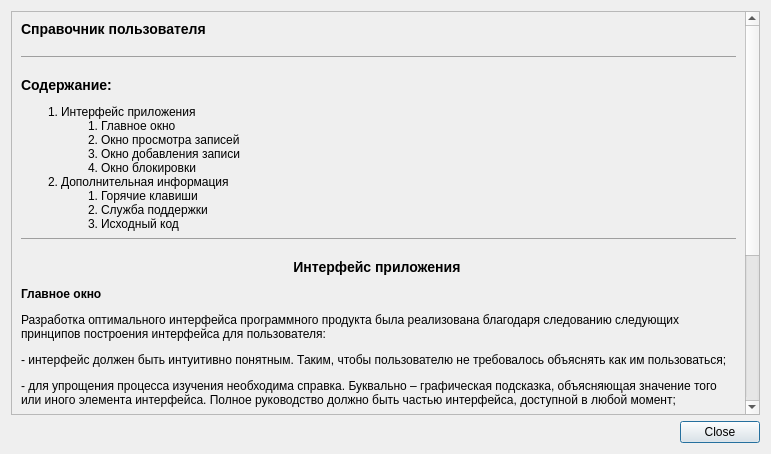
The window that helpdialog.ui (Avengerrr/Pass_Manager) describes before a commit, drawn with Qt 5.
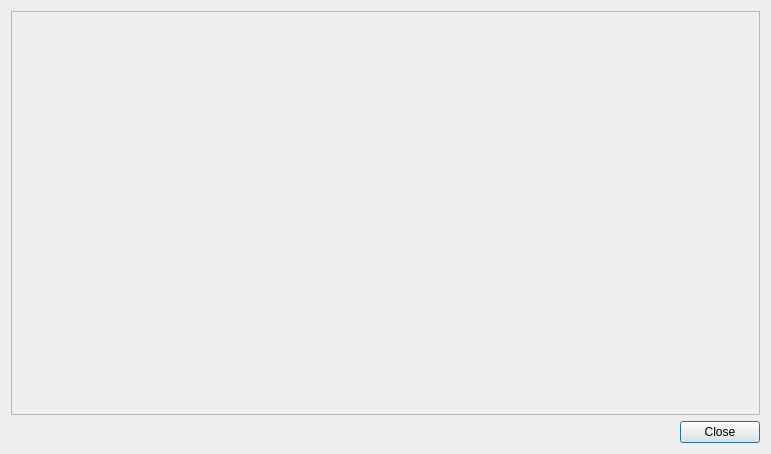
The same window after the commit. Icons and pictures are not drawn.

Commit message: help ru/en

```diff
--- a/helpdialog.ui
+++ b/helpdialog.ui
@@ -30,8 +30,8 @@
        <rect>
         <x>0</x>
         <y>0</y>
-        <width>737</width>
-        <height>1476</height>
+        <width>751</width>
+        <height>399</height>
        </rect>
       </property>
       <layout class="QHBoxLayout" name="horizontalLayout">
@@ -61,80 +61,10 @@
    		}</string>
          </property>
          <property name="text">
-          <string>&lt;!DOCTYPE html&gt; 
-&lt;html&gt;
-&lt;head&gt;
-	&lt;meta charset='utf-8'&gt;
-	&lt;title&gt;Help&lt;/title&gt;
-	&lt;style&gt;
-   		li { list-style-type: none; } /* Убираем исходную нумерацию у списка */
-   		ol { counter-reset: list1; } /* Инициируем счетчик */
-   		ol li:before {
-	    	counter-increment: list1; /* Увеличиваем значение счетчика */
-	    	content: counter(list1) &quot;. &quot;; /* Выводим число */
-   		}
-   		ol ol { counter-reset: list2; } /* Инициируем счетчик вложенного списка */
-   		ol ol li:before {
-	    	counter-increment: list2; /* Увеличиваем значение счетчика вложенного списка */
-	    	content: counter(list1) &quot;.&quot; counter(list2) &quot;. &quot;; /* Выводим число */
-   		}
-   		.numeric { counter-reset: listh1; } /* Инициируем счетчик */
-   		.numeric h3:before {
-	    	counter-increment: listh1; /* Увеличиваем значение счетчика */
-	    	content: counter(listh1) &quot;. &quot;; /* Выводим число */
-   		}
-   		.numeric .numeric2 { counter-reset: listh2; } /* Инициируем счетчик вложенного списка */
-   		.numeric .numeric2 h4:before {
-	    	counter-increment: listh2; /* Увеличиваем значение счетчика вложенного списка */
-	    	content: counter(listh1) &quot;.&quot; counter(listh2) &quot;. &quot;; /* Выводим число */
-   		}
-  &lt;/style&gt;
-&lt;/head&gt;
-&lt;body background=&quot;img/Paper.jpg&quot; font=&quot;Georgia&quot;&gt;
-	&lt;h3&gt;Справочник пользователя&lt;/h3&gt;
-		&lt;hr&gt;
-		&lt;h3&gt;Содержание:&lt;/h3&gt;
-		&lt;ol&gt;
-	  		&lt;li&gt;Интерфейс приложения&lt;/li&gt;
-	  		&lt;ol&gt;
-	    		&lt;li&gt;Главное окно&lt;/li&gt;
-	    		&lt;li&gt;Окно просмотра записей&lt;/li&gt;
-	    		&lt;li&gt;Окно добавления записи&lt;/li&gt;
-	    		&lt;li&gt;Окно блокировки&lt;/li&gt;
-	  		&lt;/ol&gt;
-	  		&lt;li&gt;Дополнительная информация&lt;/li&gt;
-	  		&lt;ol&gt;
-	    		&lt;li&gt;Горячие клавиши&lt;/li&gt;
-	    		&lt;li&gt;Служба поддержки&lt;/li&gt;
-	    		&lt;li&gt;Исходный код&lt;/li&gt;
-	  		&lt;/ol&gt;
-		&lt;/ol&gt;
-
-		&lt;hr&gt;
-		&lt;div class=&quot;numeric&quot;&gt;
-			&lt;h3 align=&quot;center&quot;&gt;Интерфейс приложения&lt;/h3&gt;
-			&lt;div class=&quot;numeric2&quot;&gt;
-				&lt;h4&gt;Главное окно&lt;/h4&gt;
-				
-				&lt;p&gt;Разработка оптимального интерфейса программного продукта была реализована благодаря следованию 	следующих принципов построения интерфейса для пользователя:&lt;/p&gt;
-				&lt;p&gt;- интерфейс должен быть интуитивно понятным. Таким, чтобы пользователю не требовалось объяснять как им пользоваться;&lt;/p&gt;
-				&lt;p&gt;- для упрощения процесса изучения необходима справка. Буквально – графическая подсказка, объясняющая значение того или иного элемента интерфейса. Полное руководство должно быть частью интерфейса, доступной в любой момент;&lt;/p&gt;
-				&lt;p&gt;- возврат пользователя в то место, где им была закончена работа во-время прошлой сессии;&lt;/p&gt;
-				&lt;p&gt;- чаще всего, пользователи в интерфейсе сначала ищут сущность(существительное), а затем действие(глагол) к ней;&lt;/p&gt;
-				&lt;p&gt;- чем быстрее человек увидит результат – тем лучше. Пример – «живой» поиск, когда варианты, в процессе набора поискового запроса. Основной принцип: программа должна взаимодействовать с пользователем на основе наименьшей значимой единицы ввода.&lt;/p&gt;
-				&lt;p&gt;Исходя из этих несложных принципов, был спроектирован интуитивно понятный интерфейс, в котором есть все необходимое для реализации поставленной цели дипломного проекта.&lt;/p&gt;
-			&lt;/div&gt;
-
-			&lt;div class=&quot;numeric2&quot;&gt;
-				&lt;h4&gt;Окно просмотра записей&lt;/h4&gt;
-
-				&lt;p&gt;При запуске программного продукта, пользователю предоставляется во внимание главное окно приложения, в котором содержится два элемента управления в виде клавиш, отвечающих за создание нового файла, либо открытие, ранее созданного.&lt;/p&gt;
-				&lt;center&gt;&lt;img src=&quot;:/html/help/images/html/help/ru/mainwindow.jpg&quot;&gt;&lt;/center&gt;
-			&lt;/div&gt;
-
-		&lt;/div&gt;
-&lt;/body&gt;
-&lt;/html&gt;</string>
+          <string/>
+         </property>
+         <property name="alignment">
+          <set>Qt::AlignLeading|Qt::AlignLeft|Qt::AlignTop</set>
          </property>
          <property name="wordWrap">
           <bool>true</bool>
```
Left out of the diff: 3 changed lines with no effect on the pictures. The commit also changes 6 other files.
